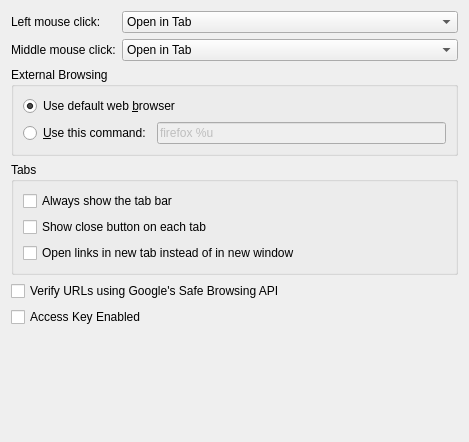
Qt form configuration/ui/settings_browser.ui (KDE/akregator) before a commit.
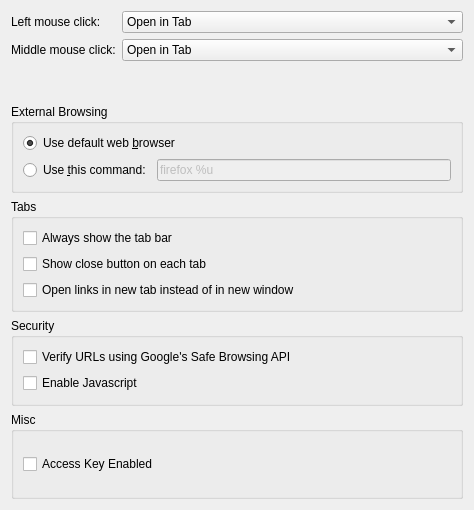
The same form after that commit. Custom widgets are drawn as their Qt base class.

Commit message:
Fix Bug 389169 - No setting to disable JavaScript and 3rd party content in Akregator
FIXED-IN: 5.8.0

```diff
--- a/configuration/ui/settings_browser.ui
+++ b/configuration/ui/settings_browser.ui
@@ -7,8 +7,8 @@
    <rect>
     <x>0</x>
     <y>0</y>
-    <width>469</width>
-    <height>442</height>
+    <width>474</width>
+    <height>510</height>
    </rect>
   </property>
   <layout class="QVBoxLayout" name="verticalLayout">
@@ -87,7 +87,7 @@
       <item row="1" column="0">
        <widget class="QRadioButton" name="kcfg_ExternalBrowserUseCustomCommand">
         <property name="text">
-         <string>&amp;Use this command:</string>
+         <string>Use &amp;this command:</string>
         </property>
        </widget>
       </item>
@@ -135,6 +135,12 @@
     </widget>
    </item>
    <item>
+    <widget class="QGroupBox" name="groupBox">
+     <property name="title">
+      <string>Security</string>
+     </property>
+     <layout class="QVBoxLayout" name="verticalLayout_3">
+      <item>
     <widget class="QCheckBox" name="kcfg_CheckPhishingUrl">
      <property name="text">
       <string>Verify URLs using Google's Safe Browsing API</string>
@@ -142,24 +148,30 @@
     </widget>
    </item>
    <item>
+       <widget class="QCheckBox" name="kcfg_EnableJavascript">
+        <property name="text">
+         <string>Enable Javascript</string>
+        </property>
+       </widget>
+      </item>
+     </layout>
+    </widget>
+   </item>
+   <item>
+    <widget class="QGroupBox" name="groupBox_2">
+     <property name="title">
+      <string>Misc</string>
+     </property>
+     <layout class="QVBoxLayout" name="verticalLayout_4">
+      <item>
     <widget class="QCheckBox" name="kcfg_AccessKeyEnabled">
      <property name="text">
       <string>Access Key Enabled</string>
      </property>
     </widget>
    </item>
-   <item>
-    <spacer>
-     <property name="orientation">
-      <enum>Qt::Vertical</enum>
-     </property>
-     <property name="sizeHint" stdset="0">
-      <size>
-       <width>20</width>
-       <height>1</height>
-      </size>
-     </property>
-    </spacer>
+     </layout>
+    </widget>
    </item>
   </layout>
  </widget>
```
Lines whose indentation alone changed are shown as unchanged. The commit also changes 2 other files.
